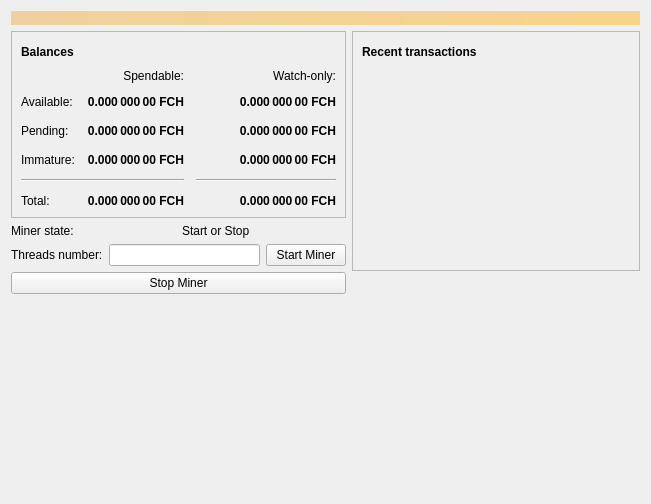
This is src/qt/forms/overviewpage.ui in Bitcoin-ABC/bitcoin-abc as Qt 5 draws it before an edit. The edited form follows.
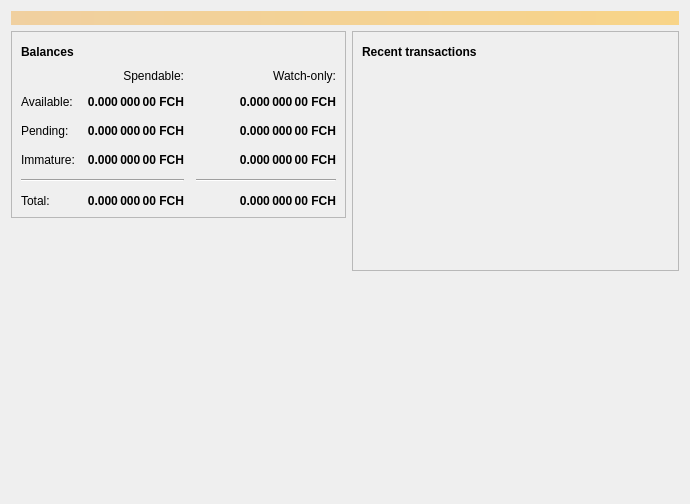
This is the edited form. Icons and pictures are not drawn.

```diff
--- a/src/qt/forms/overviewpage.ui
+++ b/src/qt/forms/overviewpage.ui
@@ -6,7 +6,7 @@
    <rect>
     <x>0</x>
     <y>0</y>
-    <width>651</width>
+    <width>690</width>
     <height>504</height>
    </rect>
   </property>
@@ -407,50 +407,10 @@
         </widget>
        </item>
        <item>
-        <layout class="QHBoxLayout" name="horizontalLayout_3" stretch="0,0">
-         <item>
-          <widget class="QLabel" name="lableMinerStateText">
-           <property name="text">
-            <string>Miner state:</string>
-           </property>
-          </widget>
-         </item>
-         <item>
-          <widget class="QLabel" name="lableMinerState">
-           <property name="text">
-            <string>Start or Stop</string>
-           </property>
-          </widget>
-         </item>
-        </layout>
+        <layout class="QHBoxLayout" name="horizontalLayout_3" stretch=""/>
        </item>
        <item>
-        <layout class="QHBoxLayout" name="horizontalLayout_5">
-         <item>
-          <widget class="QLabel" name="labelThreadNumber">
-           <property name="text">
-            <string>Threads number:</string>
-           </property>
-          </widget>
-         </item>
-         <item>
-          <widget class="QLineEdit" name="threadNumberEdit"/>
-         </item>
-         <item>
-          <widget class="QPushButton" name="startMinerButton">
-           <property name="text">
-            <string>Start Miner</string>
-           </property>
-          </widget>
-         </item>
-        </layout>
-       </item>
-       <item>
-        <widget class="QPushButton" name="stopMinerButton">
-         <property name="text">
-          <string>Stop Miner</string>
-         </property>
-        </widget>
+        <layout class="QHBoxLayout" name="horizontalLayout_5"/>
        </item>
        <item>
         <spacer name="verticalSpacer">
```
Left out of the diff: 4 changed lines with no effect on the pictures.
